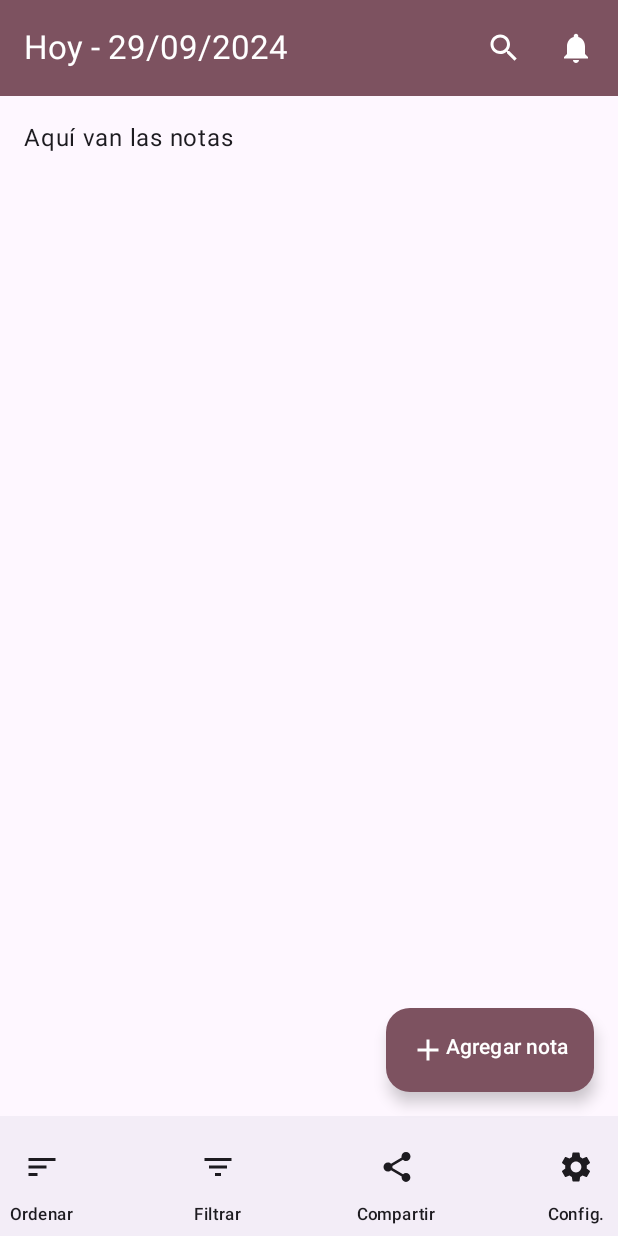
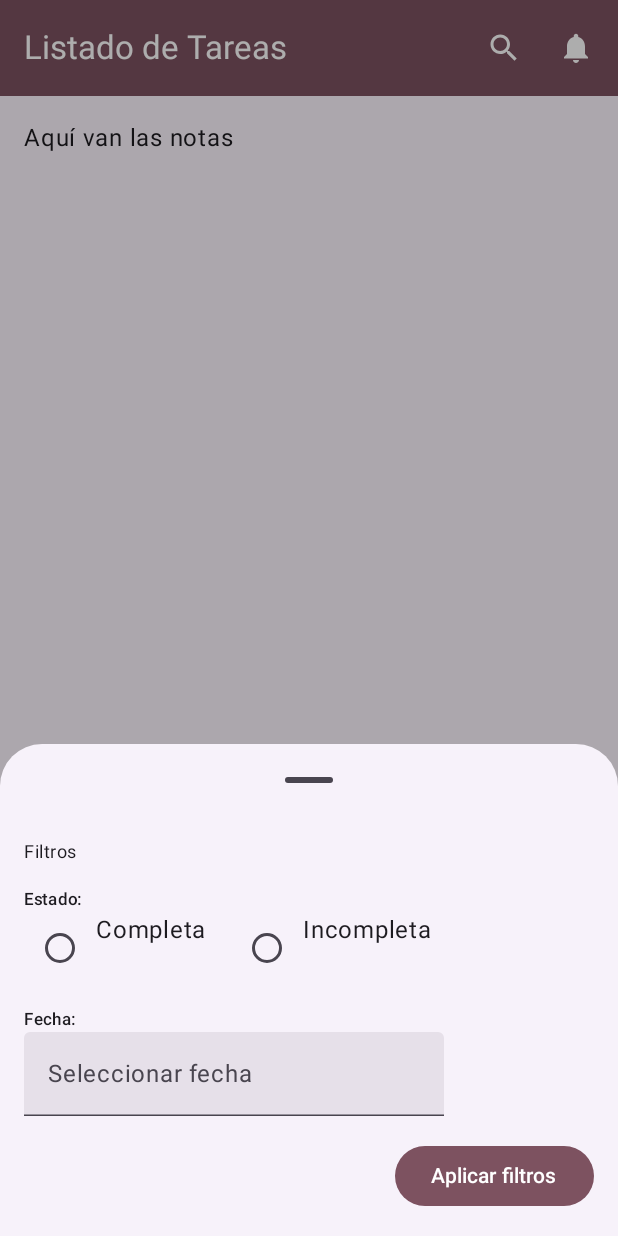
Before and after one commit to JonathanFPJV/Lab08Kotlinj, an Android app built with Jetpack Compose: the composable NoteAppScaffold shown on its own in the app's theme, after a tap on "Filtrar", on a phone screen of 412 x 824 dp. Run offline under Robolectric (Android 15) with nearby library versions, the phone set to English and light mode, and no system bars.

Commit message:
nuevos campos para task

```diff
--- a/app/build.gradle.kts
+++ b/app/build.gradle.kts
@@ -72,6 +72,7 @@ dependencies {
     implementation("androidx.room:room-ktx:$room_version")
     implementation("androidx.lifecycle:lifecycle-viewmodel-compose:$room_version")
     implementation ("androidx.compose.material:material-icons-extended:1.5.0")
-
+    implementation ("org.jetbrains.kotlinx:kotlinx-coroutines-android:1.7.2")
+    implementation ("androidx.compose.material3:material3:1.1.0")
 
 }
--- a/app/src/main/java/com/example/lab08/Task.kt
+++ b/app/src/main/java/com/example/lab08/Task.kt
@@ -9,6 +9,8 @@ import androidx.room.PrimaryKey
 data class Task (
     @PrimaryKey(autoGenerate = true) val id: Int = 0,
     @ColumnInfo(name = "description") val description: String,
-    @ColumnInfo(name = "is_completed") val isCompleted: Boolean = false
+    @ColumnInfo(name = "is_completed") val isCompleted: Boolean = false,
+    @ColumnInfo(name = "category") val category: String,
+    @ColumnInfo(name = "priority") val priority: Int = 0,
 
 )
--- a/app/src/main/java/com/example/lab08/TaskDao.kt
+++ b/app/src/main/java/com/example/lab08/TaskDao.kt
@@ -19,6 +19,9 @@ interface TaskDao {
     @Insert
     suspend fun insertTask(task: Task)
 
+    // Obtener tareas por categoría
+    @Query("SELECT * FROM tasks WHERE category = :category")
+    suspend fun getTasksByCategory(category: String): List<Task>
 
     // Marcar una tarea como completada o no completada
     @Update
--- a/app/src/main/java/com/example/lab08/TaskDatabase.kt
+++ b/app/src/main/java/com/example/lab08/TaskDatabase.kt
@@ -3,7 +3,7 @@ package com.example.lab08
 import androidx.room.Database
 import androidx.room.RoomDatabase
 
-@Database(entities = [Task::class], version = 1)
+@Database(entities = [Task::class], version = 3)
 abstract class TaskDatabase : RoomDatabase(){
     abstract fun taskDao() : TaskDao
 }
--- a/app/src/main/java/com/example/lab08/TaskViewModel.kt
+++ b/app/src/main/java/com/example/lab08/TaskViewModel.kt
@@ -21,8 +21,8 @@ class TaskViewModel(private val dao: TaskDao): ViewModel(){
 
 
     // Función para añadir una nueva tarea
-    fun addTask(description: String) {
-        val newTask = Task(description = description)
+    fun addTask(description: String, category: String, priority: Int) {
+        val newTask = Task(description = description,category = category, priority = priority)
         viewModelScope.launch {
             dao.insertTask(newTask)
             _tasks.value = dao.getAllTasks() // Recargamos la lista
--- /dev/null
+++ b/app/src/main/java/com/example/lab08/ui/theme/filter/FilterTasks.kt
@@ -0,0 +1,84 @@
+package com.example.lab08.ui.theme.filter
+
+import androidx.compose.foundation.clickable
+import androidx.compose.foundation.layout.Column
+import androidx.compose.foundation.layout.Row
+import androidx.compose.foundation.layout.fillMaxWidth
+import androidx.compose.foundation.layout.padding
+import androidx.compose.material3.ExperimentalMaterial3Api
+import androidx.compose.material3.MaterialTheme
+import androidx.compose.material3.ModalBottomSheet
+import androidx.compose.material3.Text
+import androidx.compose.runtime.Composable
+import androidx.compose.runtime.rememberCoroutineScope
+import androidx.compose.ui.Modifier
+import androidx.compose.ui.unit.dp
+import kotlinx.coroutines.launch
+import androidx.compose.material3.*
+import androidx.compose.runtime.*
+import androidx.compose.foundation.layout.*
+import androidx.compose.ui.Alignment
+import androidx.compose.ui.graphics.Color
+
+
+@OptIn(ExperimentalMaterial3Api::class)
+@Composable
+fun FilterBottomSheet(
+    onDismiss: () -> Unit,
+    onApplyFilters: (String, String) -> Unit
+) {
+    var selectedStatus by remember { mutableStateOf("") }
+    var selectedDate by remember { mutableStateOf("") }
+
+    ModalBottomSheet(
+        onDismissRequest = onDismiss
+    ) {
+        Column(
+            modifier = Modifier
+                .fillMaxWidth()
+                .padding(16.dp)
+        ) {
+            Text("Filtros", style = MaterialTheme.typography.bodySmall)
+            Spacer(modifier = Modifier.height(16.dp))
+
+            // Estado
+            Text("Estado:", style = MaterialTheme.typography.labelSmall)
+            Row {
+                RadioButton(
+                    selected = selectedStatus == "completa",
+                    onClick = { selectedStatus = "completa" }
+                )
+                Text("Completa")
+                Spacer(modifier = Modifier.width(16.dp))
+                RadioButton(
+                    selected = selectedStatus == "incompleta",
+                    onClick = { selectedStatus = "incompleta" }
+                )
+                Text("Incompleta")
+            }
+
+            Spacer(modifier = Modifier.height(16.dp))
+
+            // Fecha
+            Text("Fecha:", style = MaterialTheme.typography.labelSmall)
+            // Aquí podrías implementar un selector de fecha. Por simplicidad, usaremos un TextField
+            TextField(
+                value = selectedDate,
+                onValueChange = { selectedDate = it },
+                label = { Text("Seleccionar fecha") }
+            )
+
+            Spacer(modifier = Modifier.height(16.dp))
+
+            Button(
+                onClick = { onApplyFilters(selectedStatus, selectedDate) },
+                colors = ButtonDefaults.buttonColors(
+                    containerColor = Color(0xFF7D5260)
+                ),
+                modifier = Modifier.align(Alignment.End)
+            ) {
+                Text("Aplicar filtros")
+            }
+        }
+    }
+}
--- a/app/src/main/java/com/example/lab08/ui/theme/home/AppBottomBar.kt
+++ b/app/src/main/java/com/example/lab08/ui/theme/home/AppBottomBar.kt
@@ -15,48 +15,74 @@ import androidx.compose.material3.Text
 import androidx.compose.runtime.Composable
 import androidx.compose.ui.Alignment
 import androidx.compose.ui.Modifier
+import androidx.compose.foundation.layout.*
+import androidx.compose.material.*
+import androidx.compose.material.icons.filled.*
+import androidx.compose.material3.Button
+import androidx.compose.material3.ExperimentalMaterial3Api
+import androidx.compose.material3.ModalBottomSheet
+import androidx.compose.material3.RadioButton
+import androidx.compose.material3.TextField
+import androidx.compose.runtime.*
+import androidx.compose.ui.graphics.vector.ImageVector
+import androidx.compose.ui.semantics.Role.Companion.RadioButton
+import androidx.compose.ui.unit.dp
+import com.example.lab08.ui.theme.filter.FilterBottomSheet
+import java.util.*
+
 
 @Composable
 fun AppBottomBar() {
+    var showFilterSheet by remember { mutableStateOf(false) }
+
     BottomAppBar(
         content = {
             // Ordenar
-            Column(horizontalAlignment = Alignment.CenterHorizontally) {
-                IconButton(onClick = { /* Acción de ordenar */ }) {
-                    Icon(Icons.Default.Sort, contentDescription = "Ordenar")
-                }
-                Text(text = "Ordenar", style = MaterialTheme.typography.labelSmall)
+            BottomBarItem(icon = Icons.Default.Sort, label = "Ordenar") {
+                // Acción de ordenar
             }
 
             Spacer(Modifier.weight(1f, true))
 
             // Filtrar
-            Column(horizontalAlignment = Alignment.CenterHorizontally) {
-                IconButton(onClick = { /* Acción de filtrar */ }) {
-                    Icon(Icons.Default.FilterList, contentDescription = "Filtrar")
-                }
-                Text(text = "Filtrar", style = MaterialTheme.typography.labelSmall)
+            BottomBarItem(icon = Icons.Default.FilterList, label = "Filtrar") {
+                showFilterSheet = true
             }
 
             Spacer(Modifier.weight(1f, true))
 
             // Compartir
-            Column(horizontalAlignment = Alignment.CenterHorizontally) {
-                IconButton(onClick = { /* Acción de compartir */ }) {
-                    Icon(Icons.Default.Share, contentDescription = "Compartir")
-                }
-                Text(text = "Compartir", style = MaterialTheme.typography.labelSmall)
+            BottomBarItem(icon = Icons.Default.Share, label = "Compartir") {
+                // Acción de compartir
             }
 
             Spacer(Modifier.weight(1f, true))
 
             // Configuración
-            Column(horizontalAlignment = Alignment.CenterHorizontally) {
-                IconButton(onClick = { /* Acción de configuración */ }) {
-                    Icon(Icons.Default.Settings, contentDescription = "Configuración")
-                }
-                Text(text = "Config.", style = MaterialTheme.typography.labelSmall)
+            BottomBarItem(icon = Icons.Default.Settings, label = "Config.") {
+                // Acción de configuración
             }
         }
     )
+
+    if (showFilterSheet) {
+        FilterBottomSheet(
+            onDismiss = { showFilterSheet = false },
+            onApplyFilters = { status, date ->
+                // Aquí puedes implementar la lógica para aplicar los filtros
+                println("Filtros aplicados: Estado = $status, Fecha = $date")
+                showFilterSheet = false
+            }
+        )
+    }
 }
+
+@Composable
+fun BottomBarItem(icon: ImageVector, label: String, onClick: () -> Unit) {
+    Column(horizontalAlignment = Alignment.CenterHorizontally) {
+        IconButton(onClick = onClick) {
+            Icon(icon, contentDescription = label)
+        }
+        Text(text = label, style = MaterialTheme.typography.labelSmall)
+    }
+}
--- a/app/src/main/java/com/example/lab08/ui/theme/home/AppTopBar.kt
+++ b/app/src/main/java/com/example/lab08/ui/theme/home/AppTopBar.kt
@@ -19,12 +19,11 @@ import java.util.Locale
 @OptIn(ExperimentalMaterial3Api::class)
 @Composable
 fun AppTopBar() {
-    val todayDate = SimpleDateFormat("dd/MM/yyyy", Locale.getDefault()).format(Date())
 
     TopAppBar(
         title = {
             Text(
-                text = "Hoy - $todayDate",
+                text = "Listado de Tareas",
                 color = Color.White, // Texto en color blanco
                 style = MaterialTheme.typography.titleLarge // Estilo de texto
             )
```
Also changed, not shown: app/src/main/java/com/example/lab08/MainActivity.kt (+8 -3 lines), app/src/main/java/com/example/lab08/ui/theme/create/TaskScreen.kt (+42 -1 lines).
